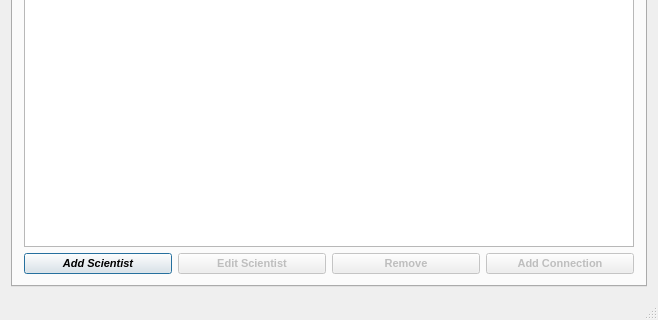
sabbisun/Vika3nytt, file Vika3nytt/mainwindow.ui: the form before one commit; both pictures show x 0 to 658 and y 248 to 568 of the 658 by 568 pixel window.
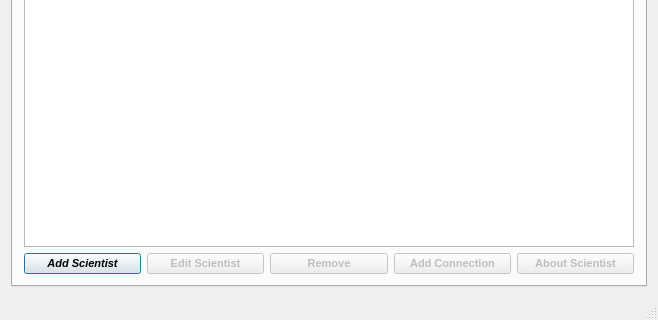
The form after the commit.

The edit to the form file:
```diff
--- a/Vika3nytt/mainwindow.ui
+++ b/Vika3nytt/mainwindow.ui
@@ -199,6 +199,16 @@
               </property>
              </widget>
             </item>
+            <item>
+             <widget class="QPushButton" name="Button_aboutSci">
+              <property name="enabled">
+               <bool>false</bool>
+              </property>
+              <property name="text">
+               <string>About Scientist</string>
+              </property>
+             </widget>
+            </item>
            </layout>
           </item>
          </layout>
```
